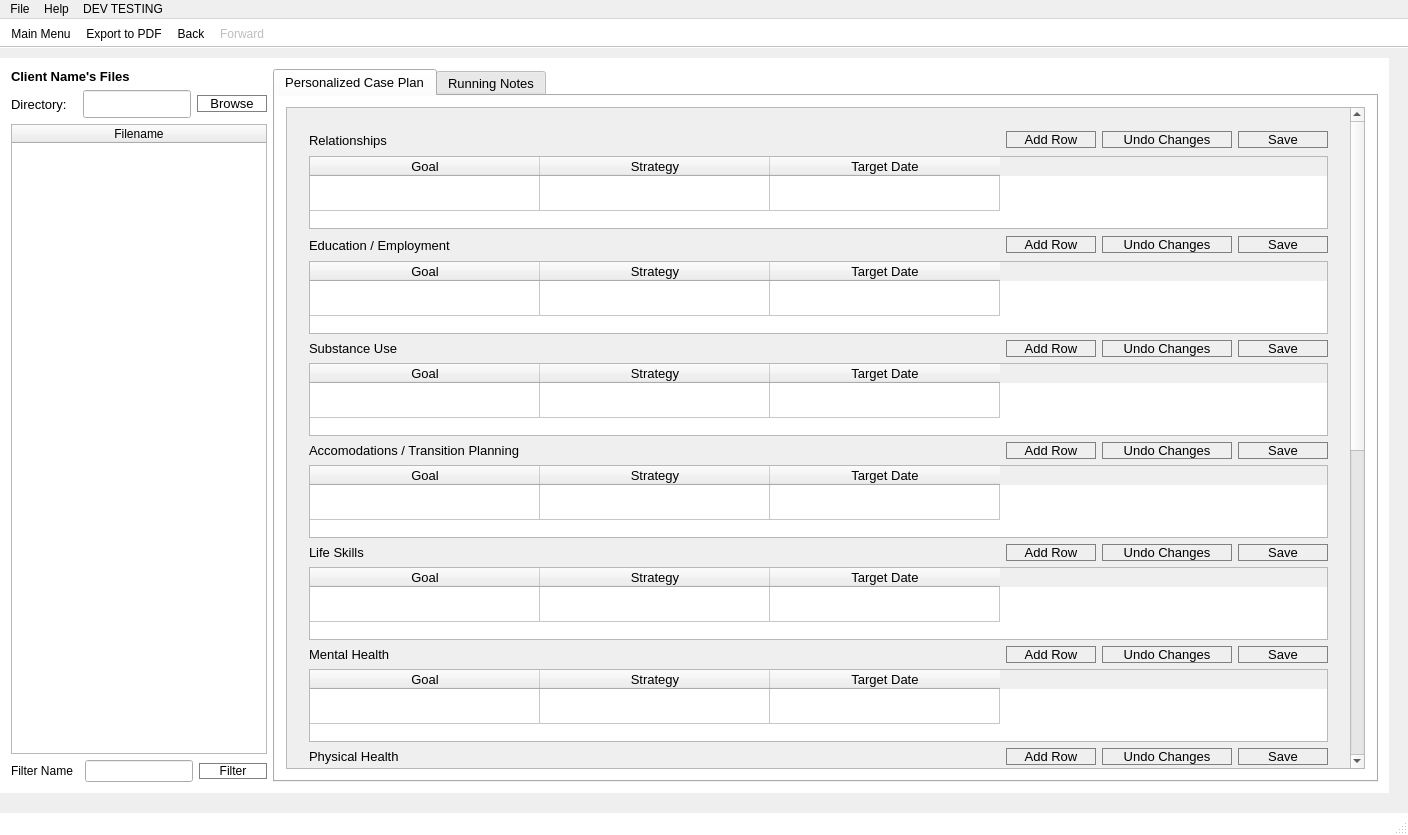
Before: the Qt Designer form ArcApp/mainwindow.ui in Arc-Project/Arc, drawn with Qt 5.
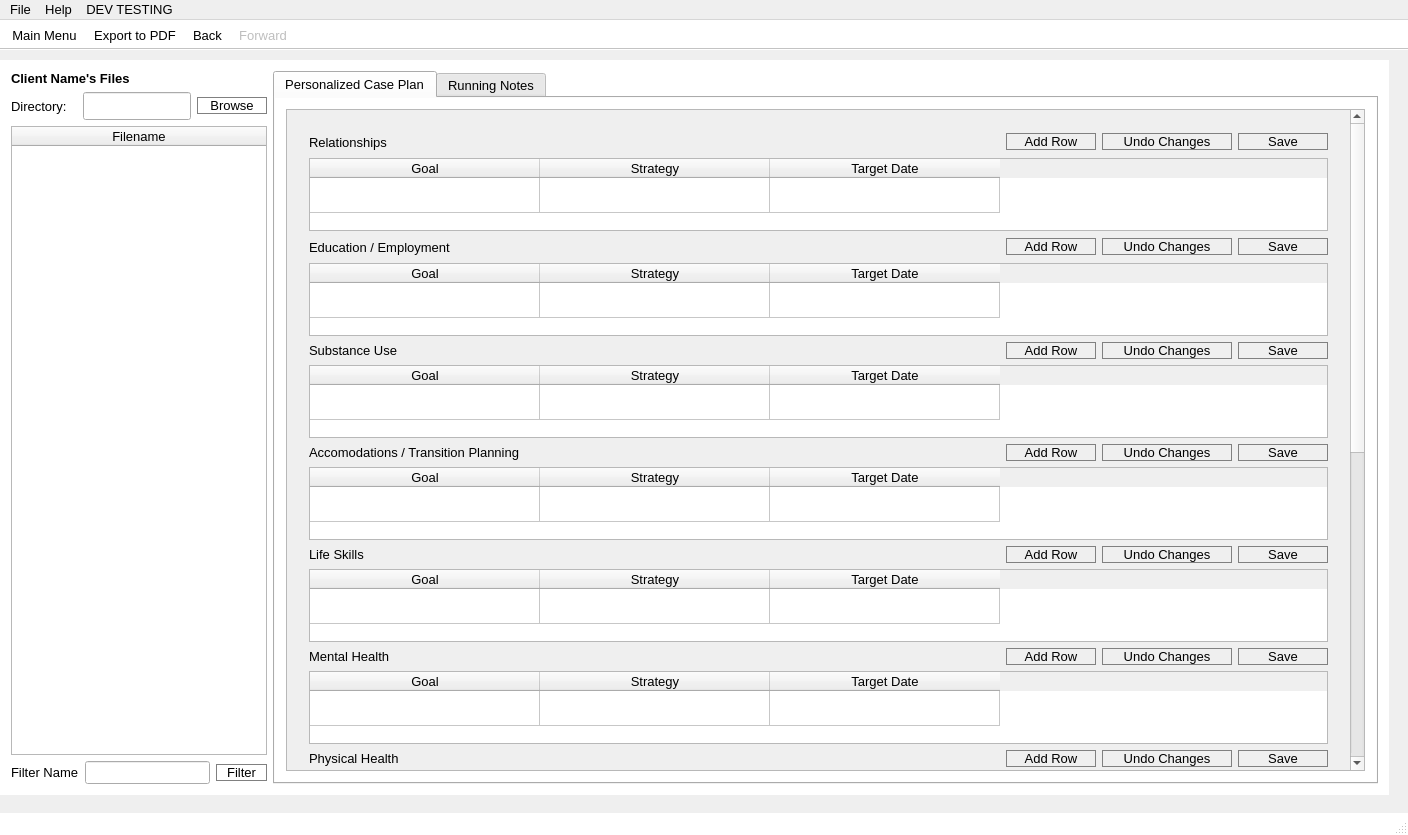
After: the same form once the commit is applied. The open tabs and pages were chosen to show the change. Icons and pictures are not drawn.

Commit message: ui changes: increasing font size (in progress)

```diff
--- a/ArcApp/mainwindow.ui
+++ b/ArcApp/mainwindow.ui
@@ -16,6 +16,11 @@
     <verstretch>0</verstretch>
    </sizepolicy>
   </property>
+  <property name="font">
+   <font>
+    <pointsize>10</pointsize>
+   </font>
+  </property>
   <property name="windowTitle">
    <string>ARC Management</string>
   </property>
@@ -108,6 +113,10 @@
 QStatusBar::item {
 	border: none;
 }
+
+QHeaderView { 
+	font-size: 10pt; 
+}
 </string>
   </property>
   <widget class="QWidget" name="centralWidget">
@@ -4104,6 +4113,11 @@
           <verstretch>0</verstretch>
          </sizepolicy>
         </property>
+        <property name="font">
+         <font>
+          <pointsize>10</pointsize>
+         </font>
+        </property>
         <property name="editTriggers">
          <set>QAbstractItemView::NoEditTriggers</set>
         </property>
@@ -4127,6 +4141,11 @@
        <layout class="QHBoxLayout" name="horizontalLayout_49">
         <item>
          <widget class="QLabel" name="label_51">
+          <property name="font">
+           <font>
+            <pointsize>10</pointsize>
+           </font>
+          </property>
           <property name="text">
            <string>Filter Name</string>
           </property>
@@ -4140,10 +4159,20 @@
             <verstretch>0</verstretch>
            </sizepolicy>
           </property>
+          <property name="font">
+           <font>
+            <pointsize>10</pointsize>
+           </font>
+          </property>
          </widget>
         </item>
         <item>
          <widget class="QPushButton" name="btn_caseFilter">
+          <property name="font">
+           <font>
+            <pointsize>10</pointsize>
+           </font>
+          </property>
           <property name="text">
            <string>Filter</string>
           </property>
@@ -4182,7 +4211,7 @@
               <rect>
                <x>0</x>
                <y>0</y>
-               <width>1012</width>
+               <width>996</width>
                <height>1381</height>
               </rect>
              </property>
@@ -11271,9 +11300,14 @@
      <x>0</x>
      <y>0</y>
      <width>1408</width>
-     <height>26</height>
+     <height>29</height>
     </rect>
    </property>
+   <property name="font">
+    <font>
+     <pointsize>10</pointsize>
+    </font>
+   </property>
    <property name="acceptDrops">
     <bool>true</bool>
    </property>
@@ -11284,6 +11318,11 @@
     <bool>true</bool>
    </property>
    <widget class="QMenu" name="menuFle">
+    <property name="font">
+     <font>
+      <pointsize>10</pointsize>
+     </font>
+    </property>
     <property name="title">
      <string>File</string>
     </property>
@@ -11291,6 +11330,13 @@
     <addaction name="actionQuit"/>
    </widget>
    <widget class="QMenu" name="menuFor_Testing">
+    <property name="font">
+     <font>
+      <pointsize>12</pointsize>
+      <weight>50</weight>
+      <bold>false</bold>
+     </font>
+    </property>
     <property name="title">
      <string>DEV TESTING</string>
     </property>
@@ -11304,6 +11350,11 @@
     <addaction name="actionPcptables"/>
    </widget>
    <widget class="QMenu" name="menuHelp">
+    <property name="font">
+     <font>
+      <pointsize>10</pointsize>
+     </font>
+    </property>
     <property name="title">
      <string>Help</string>
     </property>
@@ -11314,6 +11365,11 @@
    <addaction name="menuFor_Testing"/>
   </widget>
   <widget class="QToolBar" name="mainToolBar">
+   <property name="font">
+    <font>
+     <pointsize>9</pointsize>
+    </font>
+   </property>
    <property name="layoutDirection">
     <enum>Qt::LeftToRight</enum>
    </property>
@@ -11336,6 +11392,13 @@
    <property name="text">
     <string>Main Menu</string>
    </property>
+   <property name="font">
+    <font>
+     <pointsize>10</pointsize>
+     <weight>50</weight>
+     <bold>false</bold>
+    </font>
+   </property>
   </action>
   <action name="actionLogout">
    <property name="text">
@@ -11366,6 +11429,13 @@
    <property name="text">
     <string>Export to PDF</string>
    </property>
+   <property name="font">
+    <font>
+     <pointsize>10</pointsize>
+     <weight>50</weight>
+     <bold>false</bold>
+    </font>
+   </property>
   </action>
   <action name="actionFile_Upload">
    <property name="text">
@@ -11381,6 +11451,13 @@
    <property name="text">
     <string>Back</string>
    </property>
+   <property name="font">
+    <font>
+     <pointsize>10</pointsize>
+     <weight>50</weight>
+     <bold>false</bold>
+    </font>
+   </property>
   </action>
   <action name="actionForward">
    <property name="enabled">
@@ -11389,6 +11466,13 @@
    <property name="text">
     <string>Forward</string>
    </property>
+   <property name="font">
+    <font>
+     <pointsize>10</pointsize>
+     <weight>50</weight>
+     <bold>false</bold>
+    </font>
+   </property>
   </action>
   <action name="actionPrint_Db_Connections">
    <property name="text">
```
Left out of the diff: 59 changed lines with no effect on the pictures. The commit also changes 1 other file.
